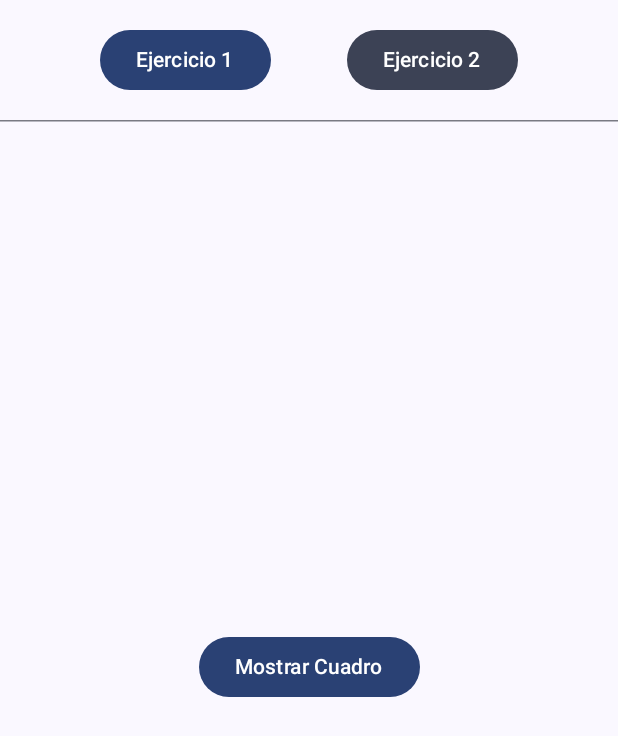
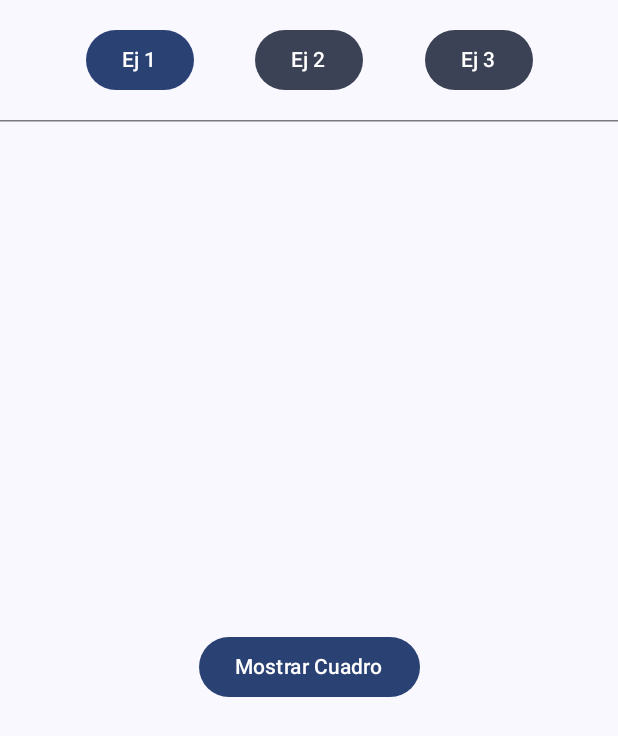
Before and after one commit to david-ny-17/lab13-compose-animations, an Android app built with Jetpack Compose: the screen it shows after launch (MainActivity), on a phone screen of 412 x 824 dp. Shown: the top 736 px of the screen. Run offline under Robolectric (Android 15) with nearby library versions, the phone set to English and light mode, and no system bars.

Commit message:
feat: agregar Ejercicio 3 al menú de navegación principal

```diff
--- a/app/src/main/java/com/example/composeanimationslab13/MainActivity.kt
+++ b/app/src/main/java/com/example/composeanimationslab13/MainActivity.kt
@@ -20,7 +20,6 @@ class MainActivity : ComponentActivity() {
                     modifier = Modifier.fillMaxSize(),
                     color = MaterialTheme.colorScheme.background
                 ) {
-
                     AppNavigation()
                 }
             }
@@ -30,7 +29,6 @@ class MainActivity : ComponentActivity() {
 
 @Composable
 fun AppNavigation() {
-
     var currentExercise by remember { mutableStateOf(1) }
 
     Column(modifier = Modifier.fillMaxSize()) {
@@ -43,12 +41,11 @@ fun AppNavigation() {
         ) {
             Button(
                 onClick = { currentExercise = 1 },
-
                 colors = ButtonDefaults.buttonColors(
                     containerColor = if (currentExercise == 1) MaterialTheme.colorScheme.primary else MaterialTheme.colorScheme.secondary
                 )
             ) {
-                Text("Ejercicio 1")
+                Text("Ej 1")
             }
 
             Button(
@@ -57,7 +54,16 @@ fun AppNavigation() {
                     containerColor = if (currentExercise == 2) MaterialTheme.colorScheme.primary else MaterialTheme.colorScheme.secondary
                 )
             ) {
-                Text("Ejercicio 2")
+                Text("Ej 2")
+            }
+
+            Button(
+                onClick = { currentExercise = 3 },
+                colors = ButtonDefaults.buttonColors(
+                    containerColor = if (currentExercise == 3) MaterialTheme.colorScheme.primary else MaterialTheme.colorScheme.secondary
+                )
+            ) {
+                Text("Ej 3")
             }
         }
 
@@ -66,11 +72,12 @@ fun AppNavigation() {
 
         Box(
             modifier = Modifier.fillMaxSize(),
-            contentAlignment = Alignment.Center
+            contentAlignment = Alignment.TopCenter
         ) {
             when (currentExercise) {
                 1 -> VisibilityAnimationScreen()
                 2 -> ColorAnimationScreen()
+                3 -> SizeAndPositionScreen()
             }
         }
     }
```
